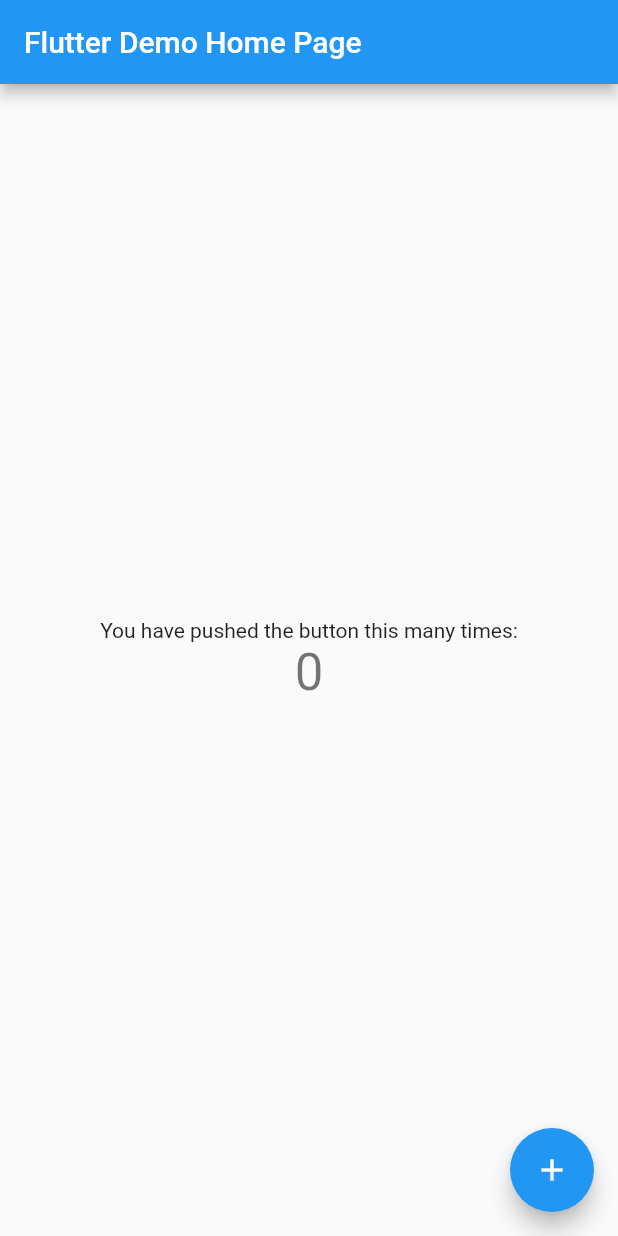
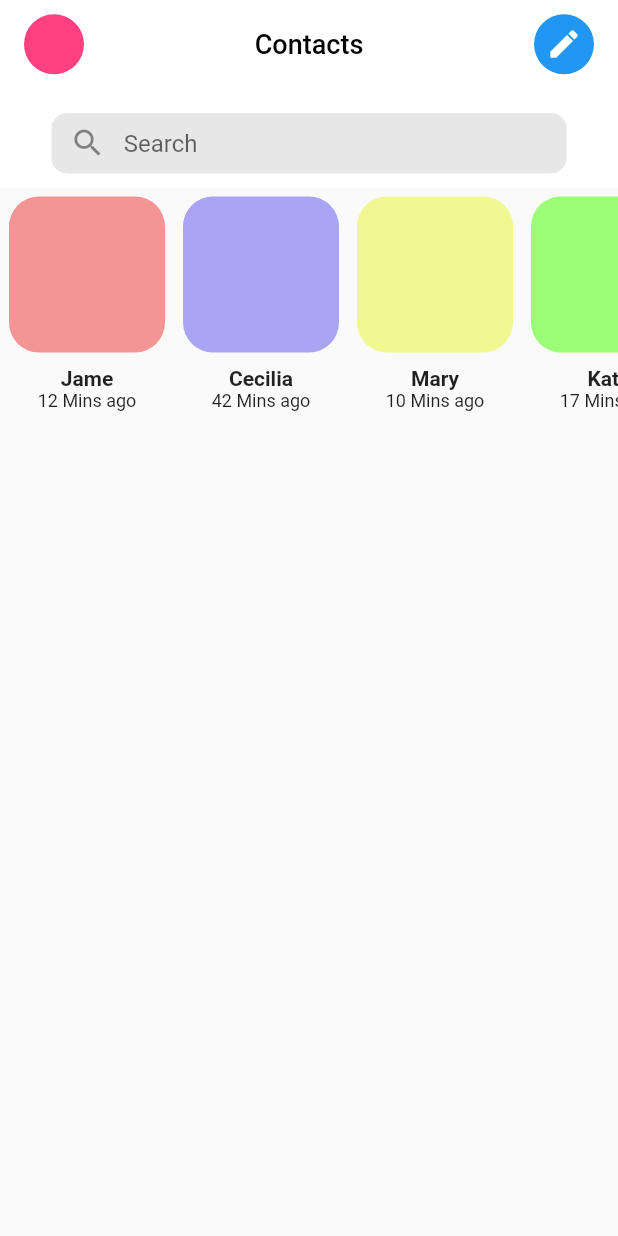
Before and after one commit to Greatest4Ce/Our1stProject1, a Flutter app: the screen it shows after launch, on a phone screen of 412 x 824 dp. Run offline on Flutter 3.47's test engine with Material 2 defaults, Android fonts, the phone set to English and light mode, and no system bars; Roboto replaces fonts that are missing (Sofia Pro).

Commit message:
Сделала аппбар и листвью
Выбирала красивенькие цвета для контейнеров:))))

```diff
--- /dev/null
+++ b/first_project/lib/Pages/HomePage.dart
@@ -0,0 +1,167 @@
+import 'package:first_project/Widgets/LatestWidget.dart';
+import 'package:flutter/material.dart';
+
+class MyHomePage extends StatefulWidget {
+  const MyHomePage({
+    Key? key,
+  }) : super(key: key);
+
+  @override
+  State<MyHomePage> createState() => _MyHomePageState();
+}
+
+class _MyHomePageState extends State<MyHomePage> {
+  @override
+  Widget build(BuildContext context) {
+    return Scaffold(
+      appBar: AppBar(
+        backgroundColor: Colors.white,
+        elevation: 0,
+        toolbarHeight: 125,
+        title: Column(
+          children: [
+            Row(
+              mainAxisAlignment: MainAxisAlignment.spaceBetween,
+              children: [
+                Container(
+                  width: 40,
+                  height: 40,
+                  decoration: BoxDecoration(
+                    borderRadius: BorderRadius.circular(20),
+                    color: Colors.pinkAccent,
+                  ),
+                ),
+                Text(
+                  "Contacts",
+                  style: TextStyle(
+                      fontFamily: "Sofia Pro",
+                      color: Colors.black,
+                      fontSize: 18),
+                ),
+                CircleAvatar(
+                  radius: 20,
+                  backgroundColor: Colors.blue,
+                  child: IconButton(
+                    onPressed: () {},
+                    icon: Icon(Icons.create),
+                    color: Colors.white,
+                  ),
+                )
+              ],
+            ),
+            SizedBox(
+              height: 26,
+            ),
+            SizedBox(
+                height: 40,
+                width: 343,
+                child: TextField(
+                    textAlignVertical: TextAlignVertical.bottom,
+                    decoration: InputDecoration(
+                      prefixIcon: Icon(Icons.search),
+                      hintText: "Search",
+                      hintStyle: TextStyle(fontFamily: "Sofia Pro"),
+                      filled: true,
+                      fillColor: Color.fromARGB(255, 231, 231, 231),
+                      enabledBorder: OutlineInputBorder(
+                          borderRadius: BorderRadius.circular(10.0),
+                          borderSide: BorderSide(
+                              width: 3,
+                              color: Color.fromARGB(255, 231, 231, 231))),
+                      focusedBorder: OutlineInputBorder(
+                          borderRadius: BorderRadius.circular(10.0),
+                          borderSide: BorderSide(
+                              width: 3,
+                              color: Color.fromARGB(255, 231, 231, 231))),
+                    ))),
+          ],
+        ),
+      ),
+      body: Column(
+        children: [
+          SizedBox(
+            height: 160,
+            child: ListView(
+              physics: const AlwaysScrollableScrollPhysics(),
+              scrollDirection: Axis.horizontal,
+              children: [
+                LatestWidget(
+                    color: Color.fromARGB(255, 245, 148, 148),
+                    name: "Jame",
+                    time: "12 Mins ago"),
+                LatestWidget(
+                    color: Color.fromARGB(255, 169, 164, 243),
+                    name: "Cecilia",
+                    time: "42 Mins ago"),
+                LatestWidget(
+                    color: Color.fromARGB(255, 241, 248, 145),
+                    name: "Mary",
+                    time: "10 Mins ago"),
+                LatestWidget(
+                    color: Color.fromARGB(255, 156, 253, 118),
+                    name: "Kate",
+                    time: "17 Mins ago"),
+                LatestWidget(
+                    color: Color.fromARGB(255, 145, 247, 221),
+                    name: "Jack",
+                    time: "35 Mins ago"),
+                LatestWidget(
+                    color: Color.fromARGB(255, 248, 145, 222),
+                    name: "Tom",
+                    time: "46 Mins ago"),
+                LatestWidget(
+                    color: Color.fromARGB(255, 250, 182, 136),
+                    name: "Lola",
+                    time: "28 Mins ago"),
+                LatestWidget(
+                    color: Color.fromARGB(255, 188, 184, 248),
+                    name: "Ann",
+                    time: "15 Mins ago"),
+                LatestWidget(
+                    color: Color.fromARGB(255, 248, 145, 193),
+                    name: "Jerry",
+                    time: "4 Mins ago"),
+                LatestWidget(
+                    color: Color.fromARGB(255, 157, 206, 212),
+                    name: "Jame",
+                    time: "12 Mins ago"),
+                LatestWidget(
+                    color: Color.fromARGB(255, 248, 250, 148),
+                    name: "Polo",
+                    time: "16 Mins ago"),
+                LatestWidget(
+                    color: Color.fromARGB(255, 152, 240, 156),
+                    name: "Karla",
+                    time: "7 Mins ago"),
+                LatestWidget(
+                    color: Color.fromARGB(255, 253, 241, 134),
+                    name: "Jame",
+                    time: "12 Mins ago"),
+                LatestWidget(
+                    color: Color.fromARGB(255, 194, 190, 248),
+                    name: "Samuel",
+                    time: "18 Mins ago"),
+                LatestWidget(
+                    color: Color.fromARGB(255, 248, 178, 145),
+                    name: "Rebeka",
+                    time: "24 Mins ago"),
+                LatestWidget(
+                    color: Color.fromARGB(255, 135, 250, 160),
+                    name: "Jame",
+                    time: "12 Mins ago"),
+                LatestWidget(
+                    color: Color.fromARGB(255, 238, 132, 233),
+                    name: "Harry",
+                    time: "33 Mins ago"),
+                LatestWidget(
+                    color: Color.fromARGB(255, 248, 145, 145),
+                    name: "Jorge",
+                    time: "9 Mins ago"),
+              ],
+            ),
+          ),
+        ],
+      ),
+    );
+  }
+}
--- /dev/null
+++ b/first_project/lib/Widgets/LatestWidget.dart
@@ -0,0 +1,51 @@
+import 'package:flutter/cupertino.dart';
+import 'package:flutter/material.dart';
+import 'package:flutter/src/foundation/key.dart';
+import 'package:flutter/src/widgets/container.dart';
+import 'package:flutter/src/widgets/framework.dart';
+
+class LatestWidget extends StatelessWidget {
+  final Color color;
+  final String name;
+  final String time;
+  const LatestWidget(
+      {Key? key, required this.color, required this.name, required this.time})
+      : super(key: key);
+
+  @override
+  Widget build(BuildContext context) {
+    return Container(
+      child: Padding(
+        padding: EdgeInsets.all(6),
+        child: Column(
+          children: [
+            Container(
+                height: 104,
+                width: 104,
+                decoration: BoxDecoration(
+                  color: color,
+                  borderRadius: BorderRadius.circular(20),
+                )),
+            SizedBox(
+              height: 9,
+            ),
+            Text(name,
+                style: TextStyle(
+                  fontFamily: "Sofia Pro",
+                  fontSize: 14,
+                  fontWeight: FontWeight.w600,
+                )),
+            Text(
+              time,
+              style: TextStyle(
+                fontFamily: "Sofia Pro",
+                fontSize: 12,
+                fontWeight: FontWeight.w400,
+              ),
+            )
+          ],
+        ),
+      ),
+    );
+  }
+}
--- a/first_project/lib/main.dart
+++ b/first_project/lib/main.dart
@@ -1,3 +1,4 @@
+import 'package:first_project/Pages/HomePage.dart';
 import 'package:flutter/material.dart';
 
 void main() {
@@ -7,109 +8,14 @@ void main() {
 class MyApp extends StatelessWidget {
   const MyApp({Key? key}) : super(key: key);
 
-  // This widget is the root of your application.
   @override
   Widget build(BuildContext context) {
     return MaterialApp(
       title: 'Flutter Demo',
       theme: ThemeData(
-        // This is the theme of your application.
-        //
-        // Try running your application with "flutter run". You'll see the
-        // application has a blue toolbar. Then, without quitting the app, try
-        // changing the primarySwatch below to Colors.green and then invoke
-        // "hot reload" (press "r" in the console where you ran "flutter run",
-        // or simply save your changes to "hot reload" in a Flutter IDE).
-        // Notice that the counter didn't reset back to zero; the application
-        // is not restarted.
         primarySwatch: Colors.blue,
       ),
-      home: const MyHomePage(title: 'Flutter Demo Home Page'),
+      home: const MyHomePage(),
     );
   }
 }
-
-class MyHomePage extends StatefulWidget {
-  const MyHomePage({Key? key, required this.title}) : super(key: key);
-
-  // This widget is the home page of your application. It is stateful, meaning
-  // that it has a State object (defined below) that contains fields that affect
-  // how it looks.
-
-  // This class is the configuration for the state. It holds the values (in this
-  // case the title) provided by the parent (in this case the App widget) and
-  // used by the build method of the State. Fields in a Widget subclass are
-  // always marked "final".
-
-  final String title;
-
-  @override
-  State<MyHomePage> createState() => _MyHomePageState();
-}
-
-class _MyHomePageState extends State<MyHomePage> {
-  int _counter = 0;
-
-  void _incrementCounter() {
-    setState(() {
-      // This call to setState tells the Flutter framework that something has
-      // changed in this State, which causes it to rerun the build method below
-      // so that the display can reflect the updated values. If we changed
-      // _counter without calling setState(), then the build method would not be
-      // called again, and so nothing would appear to happen.
-      _counter++;
-    });
-  }
-
-  @override
-  Widget build(BuildContext context) {
-    // This method is rerun every time setState is called, for instance as done
-    // by the _incrementCounter method above.
-    //
-    // The Flutter framework has been optimized to make rerunning build methods
-    // fast, so that you can just rebuild anything that needs updating rather
-    // than having to individually change instances of widgets.
-    return Scaffold(
-      appBar: AppBar(
-        // Here we take the value from the MyHomePage object that was created by
-        // the App.build method, and use it to set our appbar title.
-        title: Text(widget.title),
-      ),
-      body: Center(
-        // Center is a layout widget. It takes a single child and positions it
-        // in the middle of the parent.
-        child: Column(
-          // Column is also a layout widget. It takes a list of children and
-          // arranges them vertically. By default, it sizes itself to fit its
-          // children horizontally, and tries to be as tall as its parent.
-          //
-          // Invoke "debug painting" (press "p" in the console, choose the
-          // "Toggle Debug Paint" action from the Flutter Inspector in Android
-          // Studio, or the "Toggle Debug Paint" command in Visual Studio Code)
-          // to see the wireframe for each widget.
-          //
-          // Column has various properties to control how it sizes itself and
-          // how it positions its children. Here we use mainAxisAlignment to
-          // center the children vertically; the main axis here is the vertical
-          // axis because Columns are vertical (the cross axis would be
-          // horizontal).
-          mainAxisAlignment: MainAxisAlignment.center,
-          children: <Widget>[
-            const Text(
-              'You have pushed the button this many times:',
-            ),
-            Text(
-              '$_counter',
-              style: Theme.of(context).textTheme.headline4,
-            ),
-          ],
-        ),
-      ),
-      floatingActionButton: FloatingActionButton(
-        onPressed: _incrementCounter,
-        tooltip: 'Increment',
-        child: const Icon(Icons.add),
-      ), // This trailing comma makes auto-formatting nicer for build methods.
-    );
-  }
-}
```
Also changed, not shown: first_project/pubspec.lock, 1 other file.
